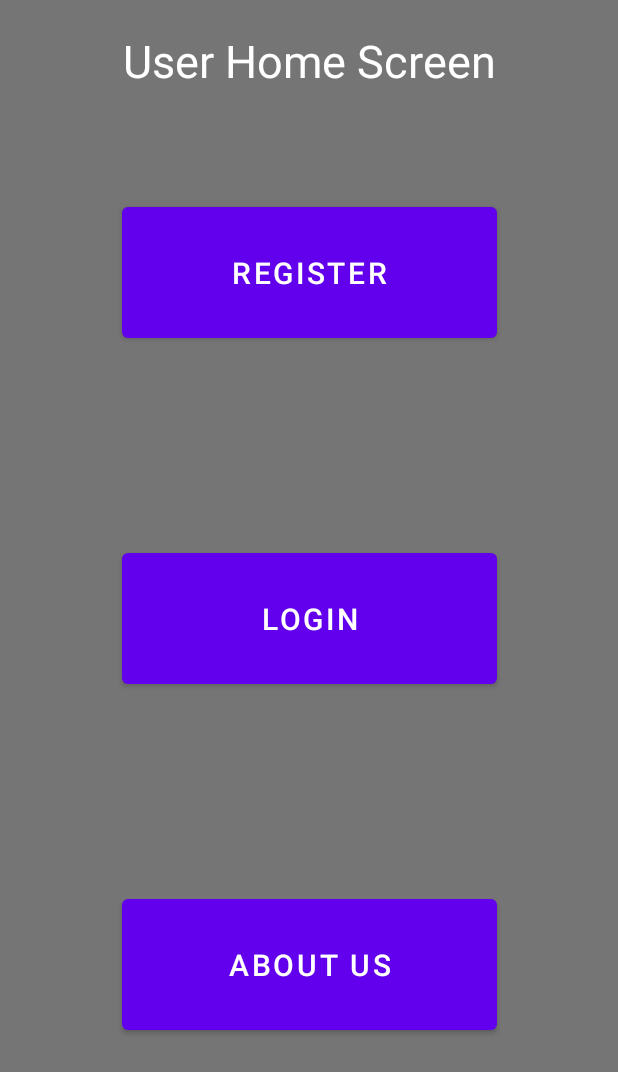
After one commit to tejaswinichalla1812/Smart-Traffic-Management-System, an Android app: the layout activity_user_home_screen.xml on its own in the app's theme, with its tools: preview values and no code run, on a phone screen of 412 x 824 dp. The commit adds this screen. Shown: the top 1072 px of the screen. Run offline under Robolectric (Android 15) with nearby library versions, the phone set to English and light mode, and no system bars.

Commit message:
Created user home screen and added string

```diff
--- /dev/null
+++ b/Contribution/app/src/main/java/com/example/contribution/UserHomeScreen.java
@@ -0,0 +1,15 @@
+package com.example.contribution;
+
+import androidx.appcompat.app.AppCompatActivity;
+
+import android.os.Bundle;
+
+public class UserHomeScreen extends AppCompatActivity {
+
+    @Override
+    protected void onCreate(Bundle savedInstanceState) {
+        super.onCreate(savedInstanceState);
+        setContentView(R.layout.activity_user_home_screen);
+        setTitle("User Home Screen");
+    }
+}
--- /dev/null
+++ b/Contribution/app/src/main/res/layout/activity_user_home_screen.xml
@@ -0,0 +1,59 @@
+<?xml version="1.0" encoding="utf-8"?>
+<androidx.constraintlayout.widget.ConstraintLayout xmlns:android="http://schemas.android.com/apk/res/android"
+    xmlns:app="http://schemas.android.com/apk/res-auto"
+    xmlns:tools="http://schemas.android.com/tools"
+    android:layout_width="match_parent"
+    android:layout_height="match_parent"
+    android:background="#757575"
+    tools:context=".UserHomeScreen">
+    <TextView
+        android:layout_width="wrap_content"
+        android:layout_height="wrap_content"
+        app:layout_constraintTop_toTopOf="parent"
+        app:layout_constraintLeft_toLeftOf="parent"
+        app:layout_constraintRight_toRightOf="parent"
+        android:text="@string/user_home_screen"
+        android:textSize="30dp"
+        android:textColor="@color/white"
+        android:layout_margin="20dp"/>
+
+
+    <Button
+        android:layout_width="250dp"
+        android:text="REGISTER"
+        android:textSize="20dp"
+        android:id="@+id/registerPage_iv"
+        android:padding="30dp"
+        app:layout_constraintLeft_toLeftOf="parent"
+        app:layout_constraintRight_toRightOf="parent"
+        app:layout_constraintTop_toTopOf="parent"
+        app:layout_constraintBottom_toTopOf="@id/loginPage_iv"
+        android:layout_height="wrap_content"/>
+
+    <Button
+        android:layout_width="250dp"
+        android:text="LOGIN"
+        android:textSize="20dp"
+        android:id="@+id/loginPage_iv"
+        android:padding="30dp"
+        app:layout_constraintLeft_toLeftOf="parent"
+        app:layout_constraintRight_toRightOf="parent"
+        app:layout_constraintTop_toTopOf="parent"
+        app:layout_constraintBottom_toBottomOf="parent"
+        android:layout_height="wrap_content"/>
+
+
+    <Button
+        android:layout_width="250dp"
+        android:text="ABOUT US"
+        android:textSize="20dp"
+        android:id="@+id/aboutusPage_iv"
+        android:padding="30dp"
+        app:layout_constraintLeft_toLeftOf="parent"
+        app:layout_constraintRight_toRightOf="parent"
+        app:layout_constraintBottom_toBottomOf="parent"
+        app:layout_constraintTop_toBottomOf="@id/loginPage_iv"
+        android:layout_height="wrap_content"/>
+
+
+</androidx.constraintlayout.widget.ConstraintLayout>
--- a/Contribution/app/src/main/res/values/strings.xml
+++ b/Contribution/app/src/main/res/values/strings.xml
@@ -1,3 +1,5 @@
 <resources>
     <string name="app_name">Contribution</string>
+    <string name="user_home_screen">User Home Screen</string>
+    <string name="welcome">Welcome to the Contribution</string>
 </resources>
```
